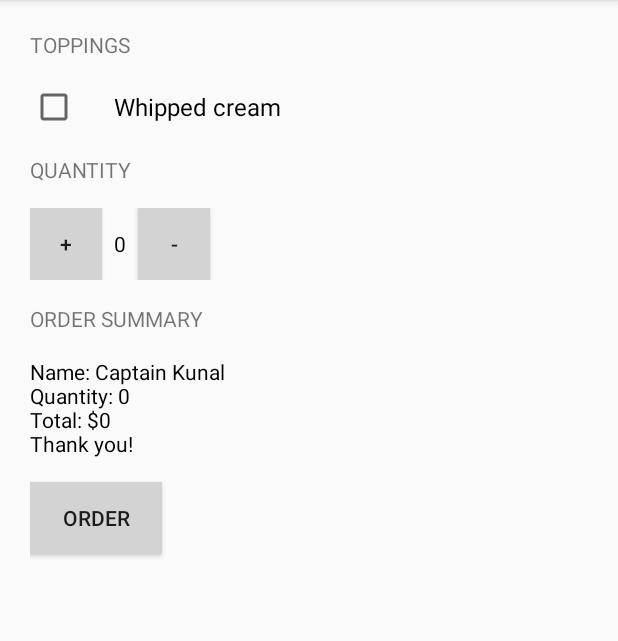
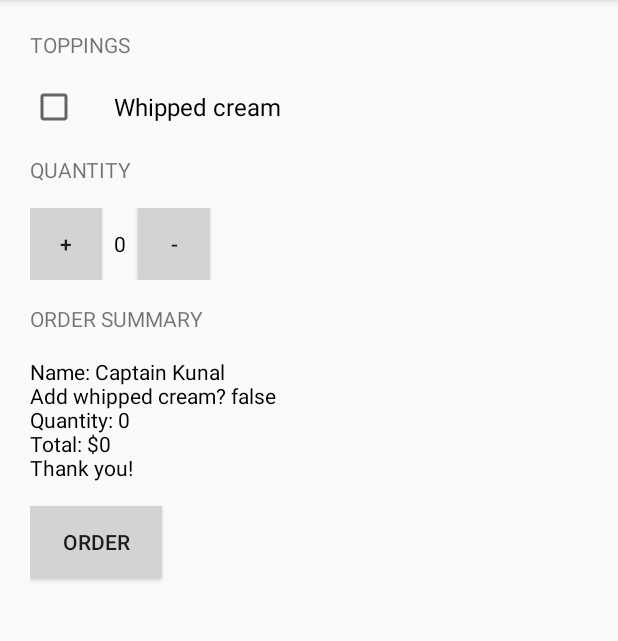
Before and after one commit to kboul/JustJava, an Android app: the screen it shows after launch (MainActivity), after a tap on "ORDER", on a phone screen of 412 x 824 dp, the part 84-725 px from its top. Run offline under Robolectric (Android 15) with nearby library versions, the phone set to English and light mode, and no system bars.

Commit message:
Update order summary to include add whipped cream state

```diff
--- a/app/src/main/java/com/example/android/justjava/MainActivity.java
+++ b/app/src/main/java/com/example/android/justjava/MainActivity.java
@@ -26,10 +26,13 @@ public class MainActivity extends AppCompatActivity {
      * This method is called when the order button is clicked.
      */
     public void submitOrder(View view) {
+        CheckBox whippedCreamCheckBox = (CheckBox) findViewById(R.id.whipped_cream_checkbox);
+        boolean hasWhippedCream = whippedCreamCheckBox.isChecked();
+
         int price = calculatePrice(quantity, 5);
         Log.v("MainActivity", "The price is " + price); //logs a variable to console
 
-        String message = createOrderSummary(price);
+        String message = createOrderSummary(price, hasWhippedCream);
         displayMessage(message);
     }
 
@@ -48,9 +51,11 @@ public class MainActivity extends AppCompatActivity {
      * Returns a message with the order number and the relevant price.
      *
      * @param priceOfOrder is the total price of cups of coffee
+     * @param hasWhippedCream is the state of the checkbox
+     * @return text summary
      */
-    private String createOrderSummary(int priceOfOrder) {
-        String message = "Name: Captain Kunal \nQuantity: " + quantity + " \nTotal: $" + priceOfOrder + " \nThank you!";
+    private String createOrderSummary(int priceOfOrder, boolean hasWhippedCream) {
+        String message = "Name: Captain Kunal \nAdd whipped cream? " + hasWhippedCream + "\nQuantity: " + quantity + " \nTotal: $" + priceOfOrder + " \nThank you!";
         return message;
     }
 
```
